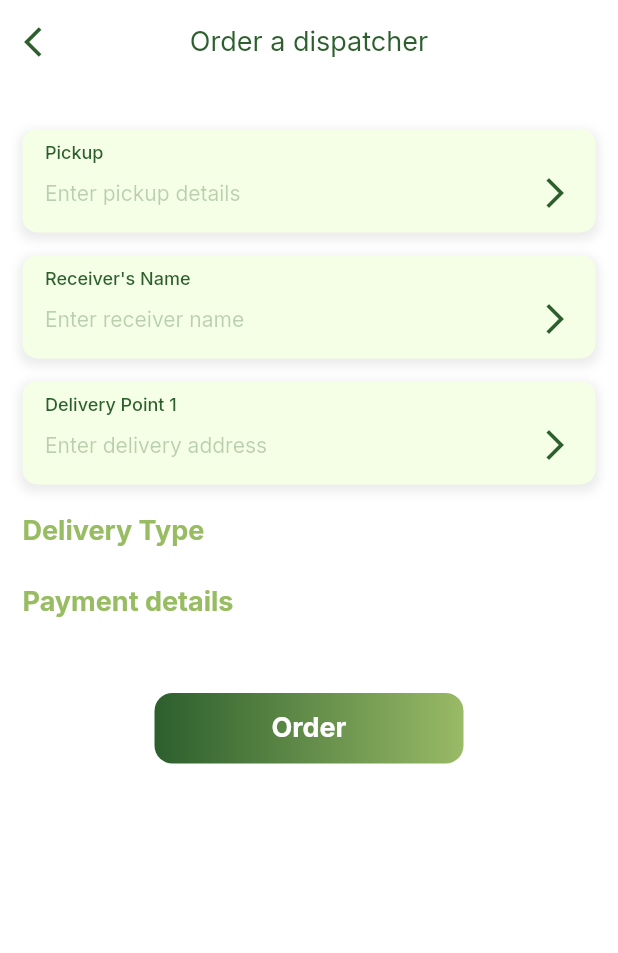
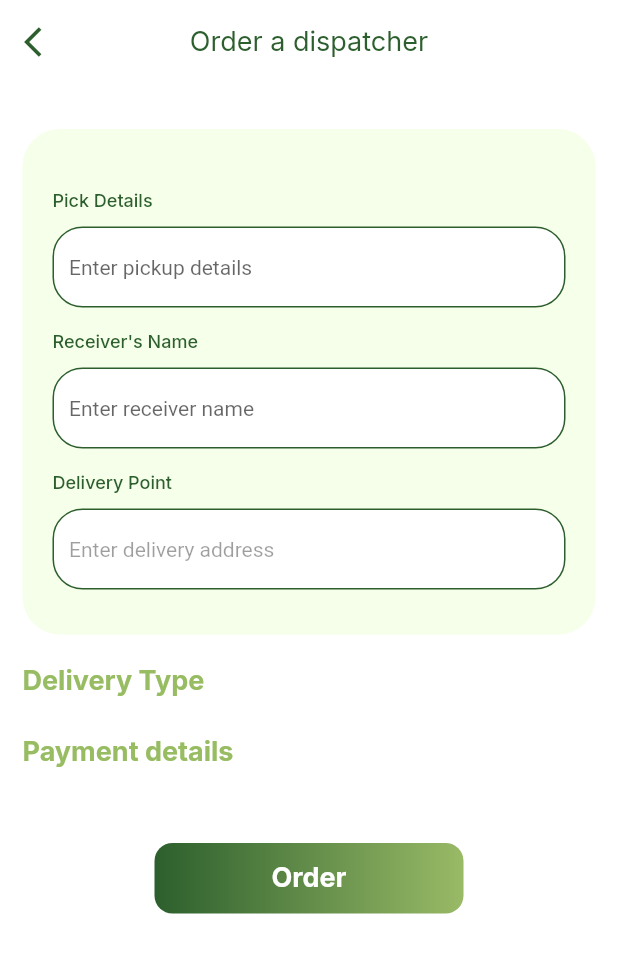
Before and after one commit to Williamtobs/find_logistics, a Flutter app: the Home screen opened directly, after a tap on "Order a Dispatch", on a phone screen of 412 x 824 dp. Shown: the top 953 px of the screen. Run offline on Flutter 3.47's test engine with Material 2 defaults, Android fonts, the phone set to English and light mode, and no system bars; our stand-ins replace dio, flutter_riverpod, flutter_spinkit, flutter_svg, google_fonts, google_maps_flutter and 5 more; missing offline and left inert: animated_snack_bar, flutter_google_places, flutter_polyline_points, google_api_headers, google_maps_webservice, location_geocoder and 1 more; accounts and stored records are empty; network calls fail; project files that could hold a hidden picture were left out.

Commit message:
ui fixes

```diff
--- a/lib/src/screens/home/screens/order/order_dispatch.dart
+++ b/lib/src/screens/home/screens/order/order_dispatch.dart
@@ -1,9 +1,11 @@
 import 'package:find_logistic/src/app/constant/color.dart';
+import 'package:find_logistic/src/screens/auth/widgets/auth_background.dart';
 import 'package:find_logistic/src/screens/widgets/address_search_field.dart';
 
 import 'package:find_logistic/src/screens/widgets/basescreen.dart';
 import 'package:find_logistic/src/screens/widgets/button.dart';
 import 'package:find_logistic/src/screens/widgets/inapptextfield.dart';
+import 'package:find_logistic/src/screens/widgets/shared_textfield.dart';
 import 'package:find_logistic/src/screens/widgets/snack_bars.dart';
 import 'package:find_logistic/src/utils/app_riverpod.dart';
 import 'package:flutter/material.dart';
@@ -24,6 +26,8 @@ class _OrderDispatchState extends ConsumerState<OrderDispatch> {
   int? paymentMethod;
   final TextEditingController _deliveryAddress = TextEditingController();
   final TextEditingController _receiverName = TextEditingController();
+
+  bool addressValue = false;
 
   @override
   void initState() {
@@ -46,36 +50,110 @@ class _OrderDispatchState extends ConsumerState<OrderDispatch> {
           child:
               Column(crossAxisAlignment: CrossAxisAlignment.start, children: [
             const SizedBox(height: 30),
-            InAppInputField(
-              title: 'Pickup',
-              hintText: 'Enter pickup details',
+            AuthBackground(
+              child: Column(
+                  crossAxisAlignment: CrossAxisAlignment.start,
+                  children: [
+                    //const SizedBox(height: 20),
+                    // Row(
+                    //   children: [
+                    //     Text(
+                    //       'Use current address',
+                    //       style: GoogleFonts.inter(
+                    //         fontWeight: FontWeight.w500,
+                    //         fontSize: 12,
+                    //         color: primaryColor,
+                    //       ),
+                    //     ),
+                    //     const Spacer(),
+                    //     Switch(
+                    //         value: addressValue,
+                    //         onChanged: (value) {
+                    //           setState(() {
+                    //             addressValue = value;
+                    //           });
+                    //         })
+                    //   ],
+                    // ),
+                    const SizedBox(height: 20),
+                    Text('Pick Details',
+                        style: GoogleFonts.inter(
+                          fontWeight: FontWeight.w500,
+                          fontSize: 12,
+                          color: primaryColor,
+                        )),
+                    const SizedBox(height: 10),
+                    SharedField(
                       controller: _controller,
+                      isPassword: false,
+                      hint: 'Enter pickup details',
                     ),
                     const SizedBox(height: 15),
-            InAppInputField(
-              title: 'Receiver\'s Name',
-              hintText: 'Enter receiver name',
+                    Text('Receiver\'s Name',
+                        style: GoogleFonts.inter(
+                          fontWeight: FontWeight.w500,
+                          fontSize: 12,
+                          color: primaryColor,
+                        )),
+                    const SizedBox(height: 10),
+                    SharedField(
                       controller: _receiverName,
+                      isPassword: false,
+                      hint: 'Enter receiver name',
                     ),
                     const SizedBox(height: 15),
+                    Text('Delivery Point',
+                        style: GoogleFonts.inter(
+                          fontWeight: FontWeight.w500,
+                          fontSize: 12,
+                          color: primaryColor,
+                        )),
+                    const SizedBox(height: 10),
                     InkWell(
                       onTap: () {
-                AddressSearch().addressFieldTap(context: context).then((value) {
+                        AddressSearch()
+                            .addressFieldTap(context: context)
+                            .then((value) {
                           if (value != null) {
                             model.placesDetailsResponse = value;
                             _deliveryAddress.text = value.formattedAddress;
-                    // print(_deliveryAddress.text);
                           }
                         });
                       },
-              child: InAppInputField(
-                title: 'Delivery Point 1',
-                hintText: 'Enter delivery address',
+                      child: SharedField(
+                        controller: _deliveryAddress,
+                        isPassword: false,
+                        hint: 'Enter delivery address',
                         enabled: false,
-                controller: _deliveryAddress,
-                // controller: _controller,
                       ),
                     ),
+                    const SizedBox(height: 10),
+                  ]),
+            ),
+            // InAppInputField(
+            //   title: 'Pickup',
+            //   hintText: 'Enter pickup details',
+            //   controller: _controller,
+            // ),
+            // const SizedBox(height: 15),
+            // InkWell(
+            //   onTap: () {
+            //     AddressSearch().addressFieldTap(context: context).then((value) {
+            //       if (value != null) {
+            //         model.placesDetailsResponse = value;
+            //         _deliveryAddress.text = value.formattedAddress;
+            //         // print(_deliveryAddress.text);
+            //       }
+            //     });
+            //   },
+            //   child: InAppInputField(
+            //     title: 'Delivery Point 1',
+            //     hintText: 'Enter delivery address',
+            //     enabled: false,
+            //     controller: _deliveryAddress,
+            //     // controller: _controller,
+            //   ),
+            // ),
             // const SizedBox(height: 15),
             // const InAppInputField(
             //   title: 'Add New Delivery Point',
--- a/lib/src/screens/widgets/shared_textfield.dart
+++ b/lib/src/screens/widgets/shared_textfield.dart
@@ -4,6 +4,7 @@ import 'package:flutter/material.dart';
 class SharedField extends StatelessWidget {
   final TextEditingController controller;
   final bool? obscureText, enabled, isPassword;
+  final String? hint;
   final Function()? onPressed;
   const SharedField(
       {super.key,
@@ -11,7 +12,8 @@ class SharedField extends StatelessWidget {
       this.obscureText,
       this.enabled,
       this.isPassword = false,
-      this.onPressed});
+      this.onPressed,
+      this.hint});
 
   @override
   Widget build(BuildContext context) {
@@ -36,6 +38,11 @@ class SharedField extends StatelessWidget {
         ),
         decoration: InputDecoration(
           border: InputBorder.none,
+          hintText: hint,
+          hintStyle: const TextStyle(
+            fontSize: 14,
+            fontWeight: FontWeight.w400,
+          ),
           suffixIcon: isPassword!
               ? InkWell(
                   onTap: onPressed,
```
Also changed, not shown: lib/src/screens/home/screens/order/pick_up.dart (+61 -12 lines). Lines whose indentation alone changed are shown as unchanged.
